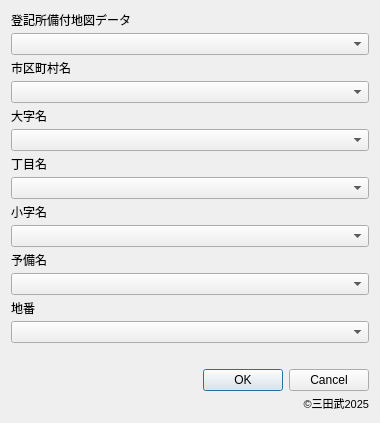
This is chiban_jump/chiban_jump_dialog_base.ui in SandaTakeru/Chiban-JUMP as Qt 5 draws it before an edit. The edited form follows.
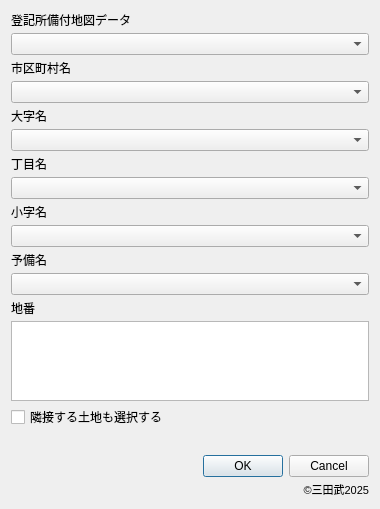
This is the edited form. Custom widgets are drawn as their Qt base class.

```diff
--- a/chiban_jump/chiban_jump_dialog_base.ui
+++ b/chiban_jump/chiban_jump_dialog_base.ui
@@ -7,7 +7,7 @@
 				<x>0</x>
 				<y>0</y>
 				<width>380</width>
-				<height>220</height>
+				<height>335</height>
 			</rect>
 		</property>
 		<property name="sizePolicy">
@@ -156,17 +156,30 @@
 						</widget>
 					</item>
 					<item>
-						<widget class="QComboBox" name="chiban_selector">
+						<widget class="QListWidget" name="chiban_selector">
 							<property name="toolTip">
 								<string>「地番」の属性値を選択してください。</string>
 							</property>
-							<property name="placeholderText">
-								<string>地番を選択</string>
+							<property name="minimumSize">
+								<size>
+									<width>0</width>
+									<height>80</height>
+								</size>
+							</property>
+							<property name="selectionMode">
+								<enum>QAbstractItemView::ExtendedSelection</enum>
 							</property>
 						</widget>
 					</item>
 					<item>
-						<widget class="QLabel" name="label_5">
+						<widget class="QCheckBox" name="adjacent_checkbox">
+						<property name="text">
+							<string>隣接する土地も選択する</string>
+						</property>
+					</widget>
+					</item>
+					<item>
+					<widget class="QLabel" name="label_5">
 							<property name="enabled">
 								<bool>true</bool>
 							</property>
```
Left out of the diff: 2 changed lines with no effect on the pictures.
